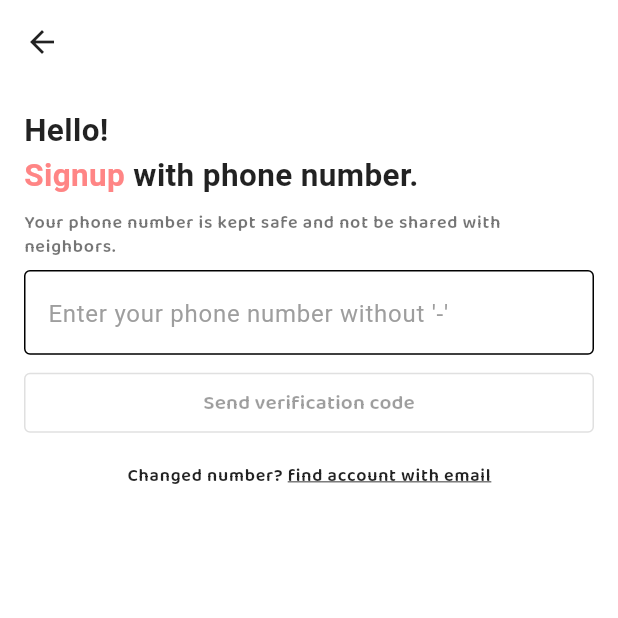
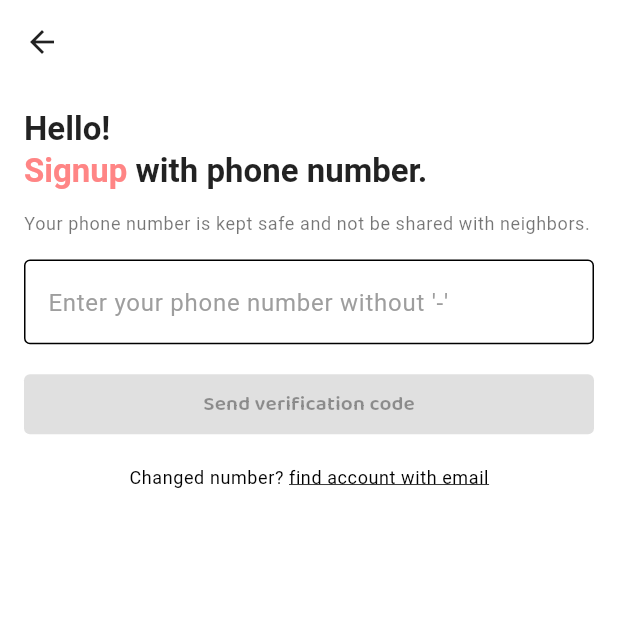
Before and after one commit to whdmscks11/CLOZii, a Flutter app: the screen it shows after launch, after a tap on "Sign Up", on a phone screen of 412 x 824 dp, the top half of it. Run offline on Flutter 3.47's test engine with Material 3 defaults, Android fonts, the phone set to English and light mode, and no system bars; our stand-ins replace flutter_map, geolocator, latlong2, mask_text_input_formatter, shared_preferences.

Commit message:
refactor(auth/ui): AuthScreen에 textTheme·colorScheme 적용 및 레이아웃 정리

```diff
--- a/lib/features/auth/presentation/screens/auth_screen.dart
+++ b/lib/features/auth/presentation/screens/auth_screen.dart
@@ -7,6 +7,7 @@ import 'package:carrot_login/core/widgets/custom_text_link.dart';
 import 'package:carrot_login/features/auth/presentation/widgets/phone_number_field.dart';
 import 'package:carrot_login/features/auth/presentation/widgets/verification_field.dart';
 import 'package:flutter/material.dart';
+import 'package:carrot_login/core/theme/context_extension.dart';
 import 'package:shared_preferences/shared_preferences.dart';
 
 /// AuthScreen
@@ -173,8 +174,6 @@ class _AuthScreenState extends State<AuthScreen> {
 
   @override
   Widget build(BuildContext context) {
-    final theme = Theme.of(context);
-
     // 로그인/회원가입 여부에 따라 텍스트 변경
     final isLogin = widget.authType == AuthType.login;
     final label = isLogin ? 'Login' : 'Signup';
@@ -189,38 +188,33 @@ class _AuthScreenState extends State<AuthScreen> {
           crossAxisAlignment: CrossAxisAlignment.start,
           children: [
             // 인사말
-            Text(
-              'Hello!',
-              style: TextStyle(fontWeight: FontWeight.w600, fontSize: 21.0),
-            ),
+            Text('Hello!', style: context.textTheme.titleLarge),
             Row(
               children: [
                 Text(
                   label,
-                  style: TextStyle(
-                    fontWeight: FontWeight.w700,
-                    fontSize: 21.0,
-                    color: Theme.of(context).primaryColor,
+                  style: context.textTheme.titleLarge!.copyWith(
+                    color: context.colors.primary,
                   ),
                 ),
                 Text(
                   ' with phone number.',
-                  style: TextStyle(fontWeight: FontWeight.w600, fontSize: 21.0),
+                  style: context.textTheme.titleLarge,
                 ),
               ],
             ),
 
-            const SizedBox(height: 8.0),
+            const SizedBox(height: 12.0),
 
             /// 개인정보 안내문
             Text(
               'Your phone number is kept safe and not be shared with neighbors.',
-              style: theme.textTheme.labelMedium!.copyWith(
+              style: context.textTheme.bodySmall!.copyWith(
                 color: Colors.black54,
               ),
             ),
 
-            const SizedBox(height: 8.0),
+            const SizedBox(height: 16.0),
 
             /// 전화번호 입력 필드
             PhoneNumberField(
@@ -228,13 +222,16 @@ class _AuthScreenState extends State<AuthScreen> {
               enabled: !_verifButtonPressed, // 인증요청 후 비활성화
             ),
 
-            const SizedBox(height: 8.0),
+            const SizedBox(height: 16.0),
 
             /// 인증번호 전송 버튼
             SizedBox(
               width: double.infinity,
-              child: OutlinedButton(
-                style: OutlinedButton.styleFrom(
+              child: ElevatedButton(
+                style: ElevatedButton.styleFrom(
+                  elevation: 0,
+                  backgroundColor: context.colors.primaryContainer,
+                  foregroundColor: context.colors.onPrimaryContainer,
                   overlayColor: Colors.grey,
                   shape: RoundedRectangleBorder(
                     borderRadius: BorderRadius.circular(4.0),
@@ -250,7 +247,7 @@ class _AuthScreenState extends State<AuthScreen> {
               ),
             ),
 
-            const SizedBox(height: 8.0),
+            const SizedBox(height: 16.0),
 
             /// 인증번호 입력 필드 (인증번호 요청 버튼 클릭 후에만 표시)
             if (_verifButtonPressed)
@@ -271,15 +268,13 @@ class _AuthScreenState extends State<AuthScreen> {
                 },
               ),
 
-            const SizedBox(height: 8.0),
-
             /// 이메일 찾기 링크
             Center(
               child: CustomTextLink(
                 prefixText: 'Changed number? ',
-                style: theme.textTheme.labelMedium,
+                style: context.textTheme.bodySmall,
                 linkText: 'find account with email',
-                linkTextStyle: theme.textTheme.labelMedium!.copyWith(
+                linkTextStyle: context.textTheme.bodySmall!.copyWith(
                   decoration: TextDecoration.underline,
                 ),
 
```
